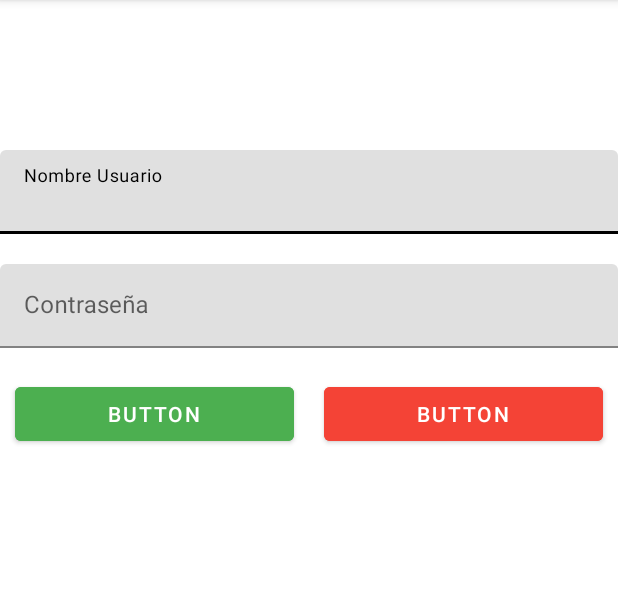
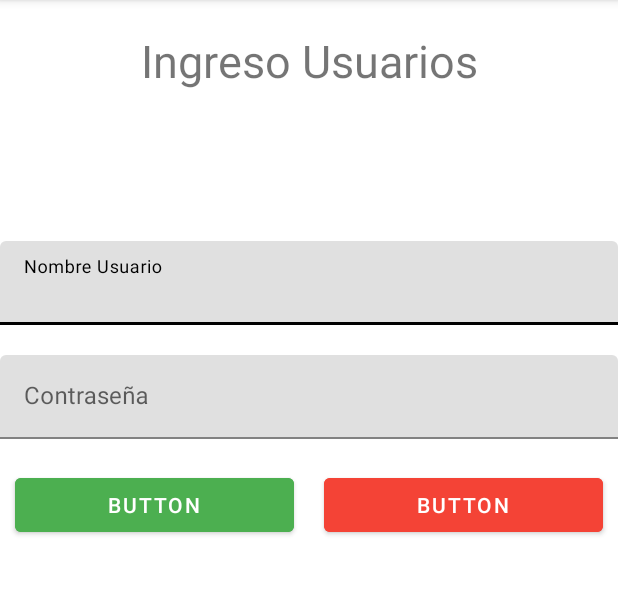
Before and after one commit to Panchober27/Trabajo2-AppMoviles, an Android app: the screen it shows after launch (MainActivity), on a phone screen of 412 x 824 dp, the part 84-679 px from its top. Run offline under Robolectric (Android 15) with nearby library versions, the phone set to English and light mode, and no system bars.

```diff
--- a/app/src/main/AndroidManifest.xml
+++ b/app/src/main/AndroidManifest.xml
@@ -9,6 +9,7 @@
         android:roundIcon="@mipmap/ic_launcher_round"
         android:supportsRtl="true"
         android:theme="@style/Theme.Trabajo2_AppMoviles_Francisco_Berwart">
+        <activity android:name=".Producto"></activity>
         <activity android:name=".MainActivity">
             <intent-filter>
                 <action android:name="android.intent.action.MAIN" />
--- a/app/src/main/res/layout/activity_main.xml
+++ b/app/src/main/res/layout/activity_main.xml
@@ -6,6 +6,30 @@
     android:layout_height="match_parent"
     android:orientation="vertical"
     tools:context=".MainActivity">
+
+    <!-- LY para titulo e imagen -->
+    <LinearLayout
+        android:layout_width="match_parent"
+        android:layout_height="wrap_content"
+        android:layout_marginTop="20dp"
+        android:orientation="vertical">
+
+        <TextView
+            android:layout_width="match_parent"
+            android:layout_height="match_parent"
+            android:text="Ingreso Usuarios"
+            android:textAlignment="center"
+            android:textSize="30dp">
+
+            <!--
+                Aqui pondre la Imagen del Logo de los usuarios.
+                NO usar Mayusculas en el nombre de la wea!
+                usar _ para separar palabras!
+            -->
+
+        </TextView>
+
+    </LinearLayout>
 
     <LinearLayout
         android:layout_width="match_parent"
@@ -33,8 +57,8 @@
                     android:id="@+id/edPassword"
                     android:layout_width="match_parent"
                     android:layout_height="wrap_content"
-                    android:inputType="textPassword"
-                    android:hint="@string/password_hint" />
+                    android:hint="@string/password_hint"
+                    android:inputType="textPassword" />
             </com.google.android.material.textfield.TextInputLayout>
         </com.google.android.material.textfield.TextInputLayout>
     </LinearLayout>
@@ -50,8 +74,8 @@
             android:layout_height="wrap_content"
             android:layout_marginHorizontal="10dp"
             android:layout_weight="1"
-            android:text="Button"
-            android:backgroundTint="#4CAF50" />
+            android:backgroundTint="#4CAF50"
+            android:text="Button" />
 
         <Button
             android:id="@+id/btnCanel"
@@ -59,8 +83,8 @@
             android:layout_height="wrap_content"
             android:layout_marginHorizontal="10dp"
             android:layout_weight="1"
-            android:text="Button"
-            android:backgroundTint="#F44336" />
+            android:backgroundTint="#F44336"
+            android:text="Button" />
 
     </LinearLayout>
 
```
Also changed, not shown: app/src/main/java/com/example/trabajo2_appmoviles_francisco_berwart/MainActivity.java (+7 -0 lines), app/src/main/java/com/example/trabajo2_appmoviles_francisco_berwart/Producto.java (added, +21 -0 lines), app/src/main/res/layout/activity_producto.xml (added, +10 -0 lines).
